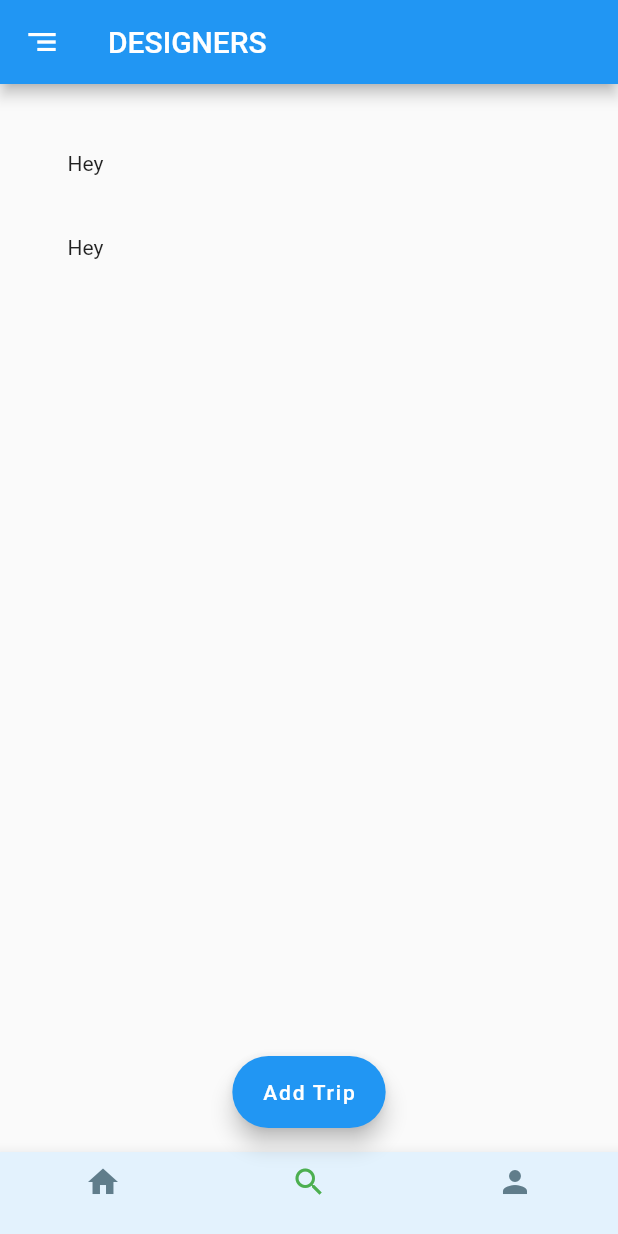
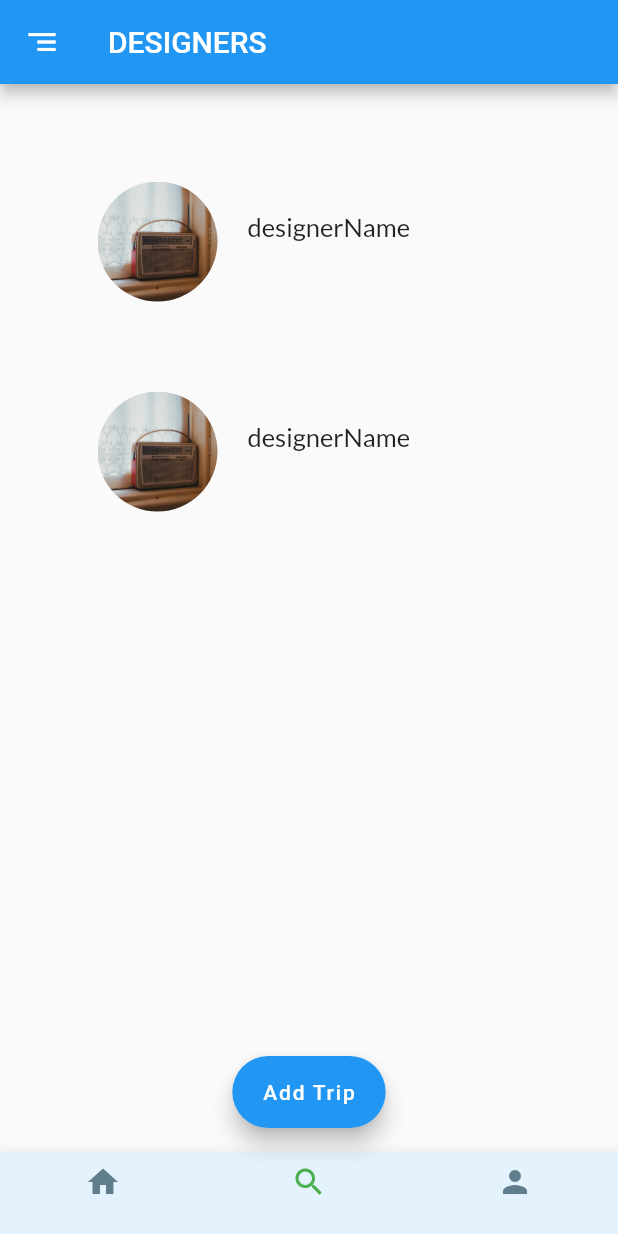
Before and after one commit to JuanitoLoopez/Travel-App, a Flutter app: the screen it shows after launch, item 2 of the bottom bar chosen, on a phone screen of 412 x 824 dp. Run offline on Flutter 3.47's test engine with Material 2 defaults, Android fonts, the phone set to English and light mode, and no system bars.

Commit message:
Adding a listView

```diff
--- a/lib/third_challenge/designer.dart
+++ b/lib/third_challenge/designer.dart
@@ -1,17 +1,24 @@
 import 'package:flutter/material.dart';
 
 class Designer extends StatelessWidget {
+  Designer(this.designerName, this.designerExp, this.pathImage,
+      {Key? key}) : super(key: key);
 
-  String designerName = "Amanda Murphy";
-  int designerExp;
+  String designerName;
+  int designerExp = 0;
+  String pathImage = "";
 
-  Designer(this.designerName, this.designerExp, {Key? key}) : super(key: key);
 
   @override
   Widget build(BuildContext context) {
     return Container(
       margin: const EdgeInsets.all(20.00),
-      child: Text("Hey"),
+      child: Row(
+        children: [
+          photo,
+          name
+        ],
+      ),
     );
   }
   final name = Container(
@@ -27,4 +34,19 @@ class Designer extends StatelessWidget {
       ),
     ),
   );
+  final photo = Container(
+    margin: const EdgeInsets.only(
+      top: 20.0,
+      left: 20.0,
+    ),
+    width: 80.0,
+    height: 80.0,
+    decoration: const BoxDecoration(
+        shape: BoxShape.circle,
+        image: DecorationImage(
+            fit: BoxFit.cover,
+            image: AssetImage("assets/img/radio.jpg")
+        )
+    ),
+  );
 }
--- a/lib/third_challenge/third_challenge.dart
+++ b/lib/third_challenge/third_challenge.dart
@@ -17,8 +17,8 @@ class ThirdChallenge extends StatelessWidget {
         padding: const EdgeInsets.all(25.00),
         scrollDirection: Axis.vertical,
         children: [
-          Designer("Amanda Murphy", 04),
-          Designer("Grace Hartwell", 15),
+          Designer("Amanda Murphy", 04, "assets/img/tennis.jpg"),
+          Designer("Grace Hartwell", 15, "assets/img/dolphin.jpg"),
         ],
       ),
     );
```
